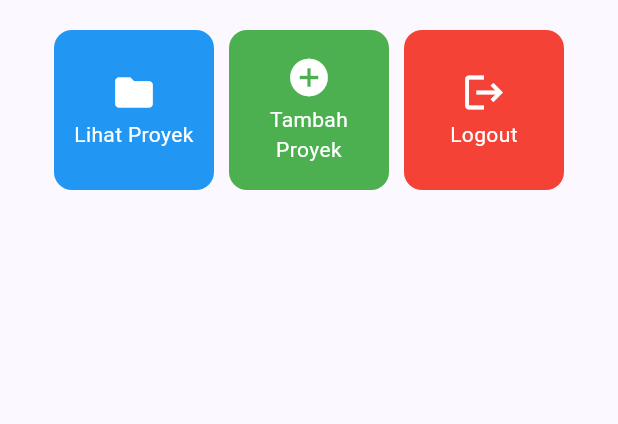
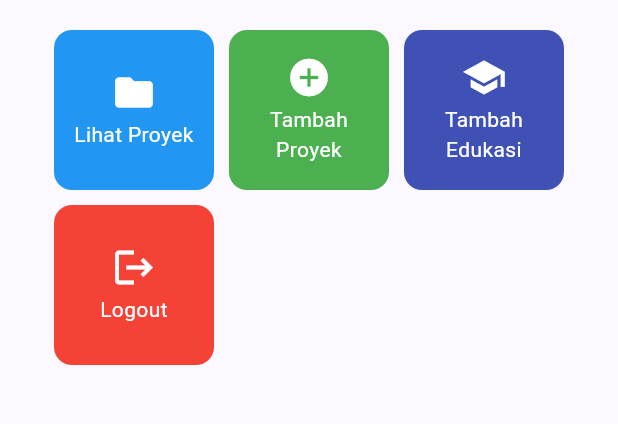
Before and after one commit to Syabilwafi/myportofolio-mobile, a Flutter app: the screen it shows after launch, on a phone screen of 412 x 824 dp, the part 327-751 px from its top. Run offline on Flutter 3.47's test engine with Material 3 defaults, Android fonts, the phone set to English and light mode, and no system bars; our stand-ins replace material_ui.

Commit message:
feat: add navigation and menu item for education form

```diff
--- a/lib/screens/menu.dart
+++ b/lib/screens/menu.dart
@@ -12,6 +12,7 @@ class MyHomePage extends StatelessWidget {
   final List<ItemHomepage> items = const [
     ItemHomepage("Lihat Proyek", Icons.folder, Colors.blue),
     ItemHomepage("Tambah Proyek", Icons.add_circle, Colors.green),
+    ItemHomepage("Tambah Edukasi", Icons.school, Colors.indigo),
     ItemHomepage("Logout", Icons.logout, Colors.red),
   ];
 
```
Also changed, not shown: lib/widgets/project_card.dart (+9 -3 lines).
